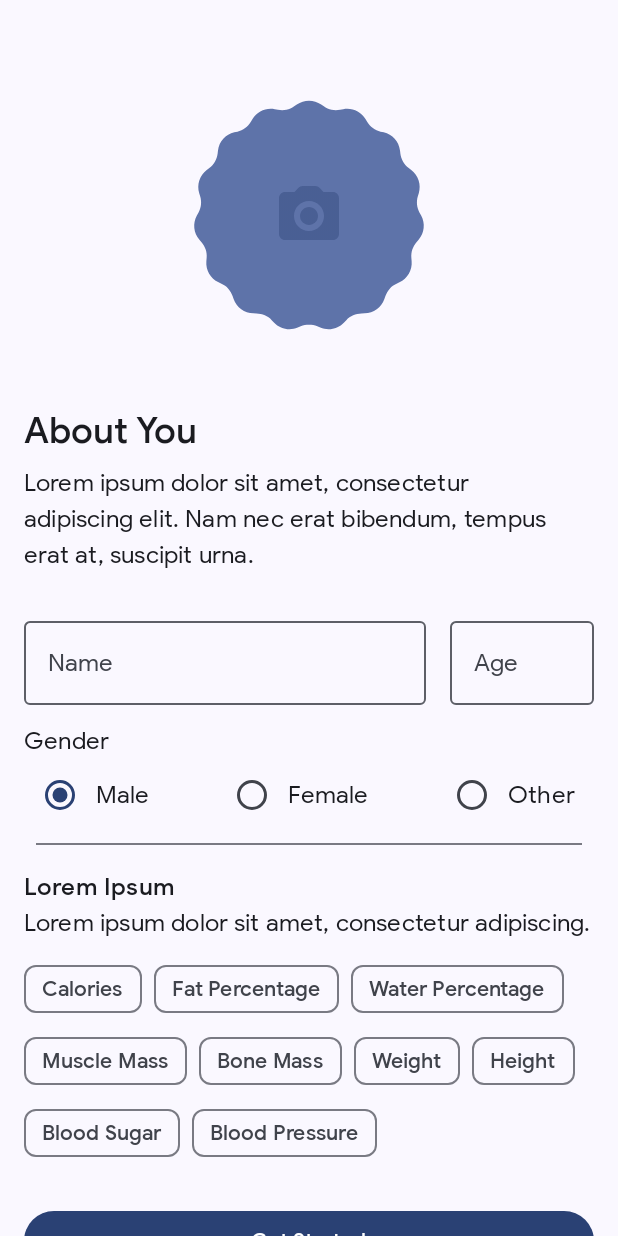
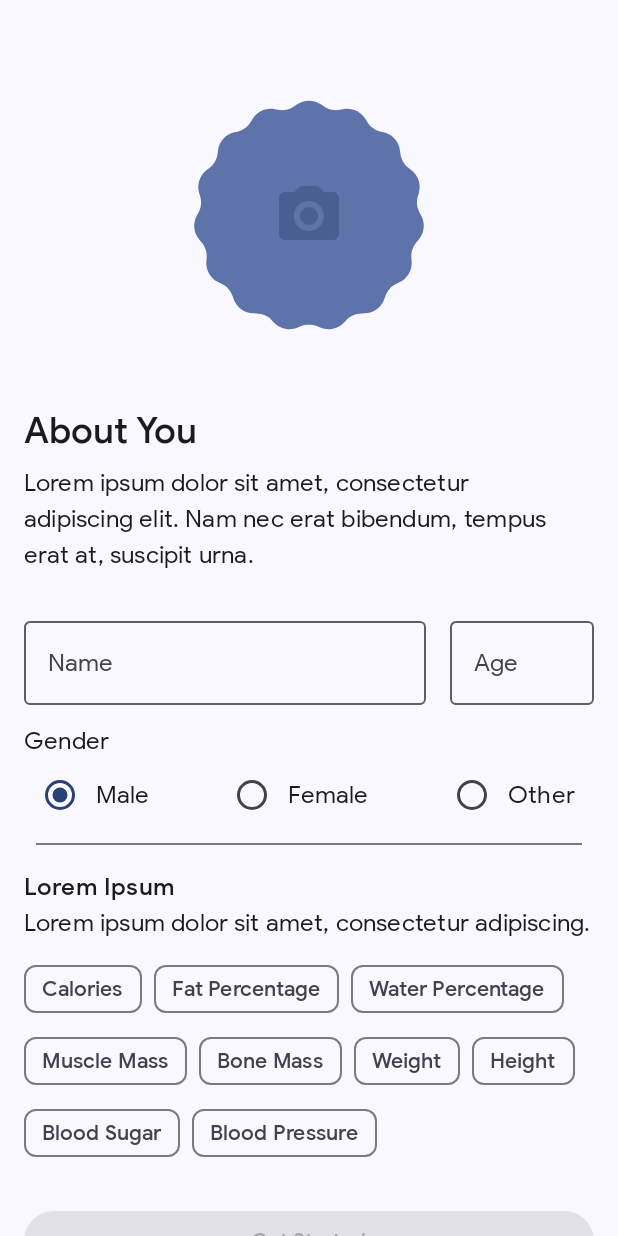
Before and after one commit to ManasMalla/Dr.-Aarogya-s-Health-Record, an Android app built with Jetpack Compose: the screen it shows after launch (MainActivity), after a tap on "Get Started", on a phone screen of 412 x 824 dp. Run offline under Robolectric (Android 15) with nearby library versions, the phone set to English and light mode, and no system bars.

Commit message:
• Updating the LoginScreen logic • Reducing number of Recompositions and Adaptive Layouts • Added the HomeScreen composable

```diff
--- a/app/src/main/AndroidManifest.xml
+++ b/app/src/main/AndroidManifest.xml
@@ -11,11 +11,13 @@
         android:roundIcon="@mipmap/ic_launcher_round"
         android:supportsRtl="true"
         android:theme="@style/Theme.DrAarogyasHealthRecord"
-        tools:targetApi="31">
+        tools:targetApi="31"
+        >
         <activity
             android:name=".MainActivity"
             android:exported="true"
             android:label="@string/app_name"
+            android:windowSoftInputMode="adjustResize"
             android:theme="@style/Theme.DrAarogyasHealthRecord">
             <intent-filter>
                 <action android:name="android.intent.action.MAIN" />
--- a/app/src/main/java/com/manasmalla/draarogyashealthrecord/MainActivity.kt
+++ b/app/src/main/java/com/manasmalla/draarogyashealthrecord/MainActivity.kt
@@ -3,13 +3,7 @@ package com.manasmalla.draarogyashealthrecord
 import android.os.Bundle
 import androidx.activity.ComponentActivity
 import androidx.activity.compose.setContent
-import androidx.compose.foundation.layout.fillMaxSize
-import androidx.compose.material3.MaterialTheme
-import androidx.compose.material3.Surface
-import androidx.compose.material3.Text
-import androidx.compose.runtime.Composable
-import androidx.compose.ui.Modifier
-import androidx.compose.ui.tooling.preview.Preview
+import androidx.core.view.WindowCompat
 import com.manasmalla.draarogyashealthrecord.ui.HealthRecordApp
 import com.manasmalla.draarogyashealthrecord.ui.theme.DrAarogyasHealthRecordTheme
 
@@ -17,6 +11,7 @@ class MainActivity : ComponentActivity() {
     override fun onCreate(savedInstanceState: Bundle?) {
         super.onCreate(savedInstanceState)
         setContent {
+            WindowCompat.setDecorFitsSystemWindows(window, false)
             DrAarogyasHealthRecordTheme {
                 HealthRecordApp()
             }
--- a/app/src/main/java/com/manasmalla/draarogyashealthrecord/ui/HealthRecordApp.kt
+++ b/app/src/main/java/com/manasmalla/draarogyashealthrecord/ui/HealthRecordApp.kt
@@ -1,8 +1,12 @@
 package com.manasmalla.draarogyashealthrecord.ui
 
+import android.annotation.SuppressLint
 import android.content.res.Configuration.UI_MODE_NIGHT_YES
+import androidx.compose.foundation.layout.WindowInsets
 import androidx.compose.foundation.layout.fillMaxSize
 import androidx.compose.foundation.layout.padding
+import androidx.compose.foundation.layout.statusBars
+import androidx.compose.foundation.layout.windowInsetsPadding
 import androidx.compose.material3.ExperimentalMaterial3Api
 import androidx.compose.material3.MaterialTheme
 import androidx.compose.material3.Scaffold
@@ -15,15 +19,20 @@ import androidx.compose.runtime.remember
 import androidx.compose.runtime.setValue
 import androidx.compose.ui.Modifier
 import androidx.compose.ui.tooling.preview.Preview
+import androidx.compose.ui.unit.dp
+import androidx.lifecycle.viewmodel.compose.viewModel
 import androidx.navigation.compose.NavHost
 import androidx.navigation.compose.composable
 import androidx.navigation.compose.rememberNavController
 import com.manasmalla.draarogyashealthrecord.ui.screens.HealthRecordDestinations.*
+import com.manasmalla.draarogyashealthrecord.ui.screens.HomeScreen
+import com.manasmalla.draarogyashealthrecord.ui.screens.HomeViewModel
 import com.manasmalla.draarogyashealthrecord.ui.screens.LoginScreen
 import com.manasmalla.draarogyashealthrecord.ui.screens.SplashScreen
 import com.manasmalla.draarogyashealthrecord.ui.theme.DrAarogyasHealthRecordTheme
 import kotlinx.coroutines.delay
 
+@SuppressLint("UnusedMaterial3ScaffoldPaddingParameter")
 @OptIn(ExperimentalMaterial3Api::class)
 @Composable
 fun HealthRecordApp(modifier: Modifier = Modifier) {
@@ -35,7 +44,8 @@ fun HealthRecordApp(modifier: Modifier = Modifier) {
         Surface(
             modifier = Modifier
                 .fillMaxSize()
-                .padding(it),
+                .padding(0.dp)
+                .windowInsetsPadding(WindowInsets.statusBars),
             color = MaterialTheme.colorScheme.background
         ) {
 
@@ -59,7 +69,18 @@ fun HealthRecordApp(modifier: Modifier = Modifier) {
                     })
                 }
                 composable(LoginDestination.toString()) {
-                    LoginScreen()
+                    LoginScreen(onRegisterUser = {
+                        navController.navigate(HomeDestination.toString())
+                    })
+                }
+
+                composable(HomeDestination.toString()) {
+
+                    val viewModel:HomeViewModel = viewModel()
+                    LaunchedEffect(true){
+                        viewModel.getRecords()
+                    }
+                    HomeScreen(homeUiState = viewModel.uiState)
                 }
             }
         }
--- a/app/src/main/java/com/manasmalla/draarogyashealthrecord/ui/screens/HealthRecordDestinations.kt
+++ b/app/src/main/java/com/manasmalla/draarogyashealthrecord/ui/screens/HealthRecordDestinations.kt
@@ -5,4 +5,6 @@ sealed class HealthRecordDestinations{
 
     object LoginDestination: HealthRecordDestinations()
 
+    object HomeDestination: HealthRecordDestinations()
+
 }
--- a/app/src/main/java/com/manasmalla/draarogyashealthrecord/ui/screens/LoginScreen.kt
+++ b/app/src/main/java/com/manasmalla/draarogyashealthrecord/ui/screens/LoginScreen.kt
@@ -3,19 +3,22 @@ package com.manasmalla.draarogyashealthrecord.ui.screens
 import androidx.compose.animation.AnimatedVisibility
 import androidx.compose.animation.animateContentSize
 import androidx.compose.foundation.ExperimentalFoundationApi
+import androidx.compose.foundation.clickable
 import androidx.compose.foundation.layout.Arrangement
 import androidx.compose.foundation.layout.Column
 import androidx.compose.foundation.layout.Row
 import androidx.compose.foundation.layout.Spacer
+import androidx.compose.foundation.layout.WindowInsets
 import androidx.compose.foundation.layout.fillMaxSize
 import androidx.compose.foundation.layout.fillMaxWidth
 import androidx.compose.foundation.layout.height
 import androidx.compose.foundation.layout.padding
 import androidx.compose.foundation.layout.size
+import androidx.compose.foundation.layout.systemBars
 import androidx.compose.foundation.layout.width
+import androidx.compose.foundation.layout.windowInsetsPadding
 import androidx.compose.foundation.layout.wrapContentWidth
 import androidx.compose.foundation.rememberScrollState
-import androidx.compose.foundation.text.KeyboardActions
 import androidx.compose.foundation.text.KeyboardOptions
 import androidx.compose.foundation.verticalScroll
 import androidx.compose.material.icons.Icons
@@ -53,11 +56,11 @@ fun LoginScreen(
 ) {
     val userViewModel: UserViewModel = viewModel()
     val scrollState = rememberScrollState()
-    val focusManager = LocalFocusManager.current
     Column(
         modifier = modifier
             .fillMaxSize()
             .padding(horizontal = 16.dp)
+            .windowInsetsPadding(WindowInsets.systemBars)
             .animateContentSize()
             .verticalScroll(state = scrollState),
     ) {
@@ -67,7 +70,10 @@ fun LoginScreen(
                 .padding(bottom = 48.dp, top = 64.dp)
                 .fillMaxWidth()
                 .wrapContentWidth(Alignment.CenterHorizontally)
-                .size(160.dp),
+                .size(160.dp)
+                .clickable {
+                    //Get profile picture
+                },
             shape = MaterialYouClipper()
         ) {
             Icon(
@@ -85,49 +91,12 @@ fun LoginScreen(
                 .fillMaxWidth(0.95f)
                 .padding(bottom = 24.dp)
         )
-        Row {
-            OutlinedTextField(
-                value = userViewModel.uiState.name,
-                onValueChange = userViewModel::updateName,
-                label = {
-                    Text(text = "Name")
-                },
-                modifier = Modifier.weight(1f),
-                singleLine = true,
-                keyboardOptions = KeyboardOptions.Default.copy(imeAction = ImeAction.Next)
-            )
-            OutlinedTextField(
-                value = userViewModel.uiState.formattedAge,
-                onValueChange = userViewModel::updateAge,
-                label = {
-                    Text(text = "Age")
-                },
-                modifier = Modifier
-                    .padding(start = 16.dp)
-                    .width(96.dp), singleLine = true, keyboardActions = KeyboardActions(onDone = {
-                    focusManager.clearFocus()
-                })
-            )
-        }
+        NameAndAgeTextFields(userViewModel = userViewModel)
         Spacer(modifier = Modifier.height(12.dp))
-        Text(text = "Gender")
-        Row(
-            verticalAlignment = Alignment.CenterVertically, modifier = Modifier
-                .fillMaxWidth()
-                .padding(end = 12.dp)
-        ) {
-            RadioButton(selected = userViewModel.uiState.gender == Gender.Male,
-                onClick = { userViewModel.updateGender(Gender.Male) })
-            Text(text = Gender.Male.name)
-            Spacer(modifier = modifier.weight(1f))
-            RadioButton(selected = userViewModel.uiState.gender == Gender.Female,
-                onClick = { userViewModel.updateGender(Gender.Female) })
-            Text(text = Gender.Female.name)
-            Spacer(modifier = modifier.weight(1f))
-            RadioButton(selected = userViewModel.uiState.gender == Gender.Other,
-                onClick = { userViewModel.updateGender(Gender.Other) })
-            Text(text = Gender.Other.name)
-        }
+        GenderRadioList(
+            gender = userViewModel.uiState.gender,
+            updateGender = userViewModel::updateGender
+        )
         Divider(modifier = Modifier.padding(bottom = 16.dp, top = 8.dp, start = 8.dp, end = 8.dp))
         Text(text = "Lorem Ipsum", fontWeight = FontWeight.Medium)
         Text(text = "Lorem ipsum dolor sit amet, consectetur adipiscing.")
@@ -162,7 +131,8 @@ fun LoginScreen(
                     SegmentedControl(
                         items = listOf("kgs", "lbs"),
                         selectedItemIndex = userViewModel.uiState.weightUnit,
-                        onItemSelection = userViewModel::updateWeightUnit)
+                        onItemSelection = userViewModel::updateWeightUnit
+                    )
                 }
             }
             AnimatedVisibility(visible = userViewModel.uiState.metric.contains(Metrics.Height)) {
@@ -170,18 +140,74 @@ fun LoginScreen(
                     Text(text = "Height")
                     Spacer(modifier = Modifier.height(4.dp))
                     SegmentedControl(
-                        items = listOf("cms", "feet", "in"), selectedItemIndex = userViewModel.uiState.heightUnit,
-                        onItemSelection = userViewModel::updateHeightUnit)
+                        items = listOf("cms", "feet", "in"),
+                        selectedItemIndex = userViewModel.uiState.heightUnit,
+                        onItemSelection = userViewModel::updateHeightUnit
+                    )
                 }
             }
         }
         Button(
             onClick = onRegisterUser, modifier = Modifier
                 .fillMaxWidth()
-                .padding(vertical = 24.dp)
+                .padding(vertical = 24.dp), enabled = userViewModel.uiState.isValid
         ) {
             Text(text = "Get Started", fontFamily = GoogleSansFontFamily)
         }
+    }
+}
+
+@OptIn(ExperimentalMaterial3Api::class)
+@Composable
+fun NameAndAgeTextFields(userViewModel: UserViewModel) {
+    Row {
+
+        val focusManager = LocalFocusManager.current
+
+        OutlinedTextField(
+            value = userViewModel.uiState.name,
+            onValueChange = userViewModel::updateName,
+            label = {
+                Text(text = "Name")
+            },
+            modifier = Modifier.weight(1f),
+            singleLine = true,
+            keyboardOptions = KeyboardOptions.Default.copy(imeAction = ImeAction.Next)
+        )
+        OutlinedTextField(
+            value = userViewModel.uiState.formattedAge,
+            onValueChange = userViewModel::updateAge,
+            label = {
+                Text(text = "Age")
+            },
+            modifier = Modifier
+                .padding(start = 16.dp)
+                .width(96.dp),
+            singleLine = true,
+            keyboardOptions = KeyboardOptions.Default.copy(imeAction = ImeAction.Done)
+        )
+    }
+}
+
+@Composable
+fun GenderRadioList(gender: Gender, updateGender: (Gender) -> Unit) {
+    Text(text = "Gender")
+    Row(
+        verticalAlignment = Alignment.CenterVertically, modifier = Modifier
+            .fillMaxWidth()
+            .padding(end = 12.dp)
+    ) {
+        RadioButton(selected = gender == Gender.Male,
+            onClick = { updateGender(Gender.Male) })
+        Text(text = Gender.Male.name)
+        Spacer(modifier = Modifier.weight(1f))
+        RadioButton(selected = gender == Gender.Female,
+            onClick = { updateGender(Gender.Female) })
+        Text(text = Gender.Female.name)
+        Spacer(modifier = Modifier.weight(1f))
+        RadioButton(selected = gender == Gender.Other,
+            onClick = { updateGender(Gender.Other) })
+        Text(text = Gender.Other.name)
     }
 }
 
--- a/app/src/main/java/com/manasmalla/draarogyashealthrecord/ui/screens/SplashScreen.kt
+++ b/app/src/main/java/com/manasmalla/draarogyashealthrecord/ui/screens/SplashScreen.kt
@@ -12,6 +12,7 @@ import androidx.compose.foundation.layout.fillMaxSize
 import androidx.compose.foundation.layout.fillMaxWidth
 import androidx.compose.foundation.layout.height
 import androidx.compose.foundation.layout.padding
+import androidx.compose.foundation.layout.wrapContentWidth
 import androidx.compose.material3.Button
 import androidx.compose.material3.MaterialTheme
 import androidx.compose.material3.Surface
@@ -32,9 +33,7 @@ import com.manasmalla.draarogyashealthrecord.ui.theme.GoogleSansFontFamily
 
 @Composable
 fun SplashScreen(
-    modifier: Modifier = Modifier,
-    isFirstRuntime: Boolean = true,
-    onGetStarted: () -> Unit = {}
+    modifier: Modifier = Modifier, isFirstRuntime: Boolean = true, onGetStarted: () -> Unit = {}
 ) {
 
     Column(
@@ -44,46 +43,16 @@ fun SplashScreen(
         horizontalAlignment = Alignment.CenterHorizontally
     ) {
 
-        Column(Modifier.padding(horizontal = 32.dp)) {
-            Text(
-                text = "Dr. Aarogya's",
-                color = MaterialTheme.colorScheme.primary.copy(alpha = 0.6f),
-                style = MaterialTheme.typography.headlineMedium
-            )
-            Text(
-                text = "Health Record",
-                color = MaterialTheme.colorScheme.primary,
-                style = MaterialTheme.typography.displayMedium
-            )
-            Row {
-                Text(
-                    text = "Developed by ",
-                    color = MaterialTheme.colorScheme.primary.copy(alpha = 0.4f),
-                    style = MaterialTheme.typography.titleMedium,
-                    fontWeight = FontWeight.Normal,
-                    letterSpacing = 2.sp
-                )
-                Text(
-                    text = "Manas Malla",
-                    color = MaterialTheme.colorScheme.primary.copy(alpha = 0.4f),
-                    style = MaterialTheme.typography.titleMedium,
-                    fontWeight = FontWeight.Bold,
-                    letterSpacing = 6.sp
-                )
-            }
-        }
+        DrAarogyaHealthRecordAppLogo()
 
         Spacer(modifier = Modifier.height(64.dp))
 
         Box(contentAlignment = Alignment.BottomCenter, modifier = Modifier.fillMaxHeight()) {
-            Surface(
-                color = MaterialTheme.colorScheme.secondaryContainer,
+            Surface(color = MaterialTheme.colorScheme.secondaryContainer,
                 modifier = Modifier
                     .fillMaxWidth()
-                    .height(200.dp)
-            ) {
-
-            }
+                    .height(200.dp),
+                content = {})
             Column(
                 Modifier
                     .padding(32.dp)
@@ -92,17 +61,59 @@ fun SplashScreen(
                 Image(
                     painter = painterResource(id = R.drawable.doctor_aarogya),
                     contentDescription = "Dr. Aarogya",
-                    modifier = Modifier.weight(1f),
+                    modifier = Modifier
+                        .weight(1f)
+                        .padding(bottom = 27.dp),
                     contentScale = ContentScale.FillHeight
                 )
-                Spacer(modifier = Modifier.height(54.dp))
 
                 AnimatedVisibility(visible = isFirstRuntime) {
-                    Button(onClick = onGetStarted, modifier = Modifier.fillMaxWidth()) {
+                    Button(
+                        onClick = onGetStarted,
+                        modifier = Modifier
+                            .fillMaxWidth()
+                            .padding(top = 27.dp)
+                    ) {
                         Text(text = "Get Started", fontFamily = GoogleSansFontFamily)
                     }
                 }
             }
+        }
+    }
+}
+
+@Composable
+fun DrAarogyaHealthRecordAppLogo() {
+    Column(
+        Modifier
+            .fillMaxWidth()
+            .wrapContentWidth(align = Alignment.CenterHorizontally)
+    ) {
+        Text(
+            text = "Dr. Aarogya's",
+            color = MaterialTheme.colorScheme.primary.copy(alpha = 0.6f),
+            style = MaterialTheme.typography.headlineMedium
+        )
+        Text(
+            text = "Health Record",
+            color = MaterialTheme.colorScheme.primary,
+            style = MaterialTheme.typography.displayMedium
+        )
+        Row {
+            Text(
+                text = "Developed by ",
+                color = MaterialTheme.colorScheme.primary.copy(alpha = 0.4f),
+                style = MaterialTheme.typography.titleMedium,
+                fontWeight = FontWeight.Normal,
+                letterSpacing = 2.sp
+            )
+            Text(
+                text = "Manas Malla",
+                color = MaterialTheme.colorScheme.primary.copy(alpha = 0.4f),
+                style = MaterialTheme.typography.titleMedium,
+                fontWeight = FontWeight.Bold,
+                letterSpacing = 6.sp
+            )
         }
     }
 }
@@ -112,7 +123,9 @@ fun SplashScreen(
 @Composable
 fun SplashScreenPreview() {
     DrAarogyasHealthRecordTheme(dynamicColor = false) {
-        SplashScreen()
+        Surface(modifier = Modifier.fillMaxSize(), color = MaterialTheme.colorScheme.background) {
+            SplashScreen()
+        }
     }
 }
 
@@ -120,7 +133,9 @@ fun SplashScreenPreview() {
 @Composable
 fun SplashScreen_NotFirstTimePreview() {
     DrAarogyasHealthRecordTheme(dynamicColor = false) {
+
         SplashScreen(isFirstRuntime = false)
+
     }
 }
 
--- a/app/src/main/java/com/manasmalla/draarogyashealthrecord/ui/screens/UserUiState.kt
+++ b/app/src/main/java/com/manasmalla/draarogyashealthrecord/ui/screens/UserUiState.kt
@@ -4,10 +4,8 @@ package com.manasmalla.draarogyashealthrecord.ui.screens
 enum class Gender{Male, Female, Other}
 enum class Metrics{Calories, FatPercentage, WaterPercentage, MuscleMass, BoneMass, Weight, Height, BloodSugar, BloodPressure}
 
-sealed class Units{
-
-}
-
-data class UserUiState(val name: String, val age: Int, val gender: Gender, val metric: List<Metrics>, val weightUnit: Int = 0, val heightUnit: Int = 0)
+data class UserUiState(val name: String, val age: Int, val gender: Gender, val metric: List<Metrics>, val weightUnit: Int = 0, val heightUnit: Int = 0, val actionsEnabled: Boolean = false)
 
 val UserUiState.formattedAge:String get() = if(this.age == 0) "" else this.age.toString()
+
+val UserUiState.isValid get() = this.name.isNotBlank() && this.age > 0 && metric.isNotEmpty()
--- a/app/src/main/java/com/manasmalla/draarogyashealthrecord/ui/screens/UserViewModel.kt
+++ b/app/src/main/java/com/manasmalla/draarogyashealthrecord/ui/screens/UserViewModel.kt
@@ -1,11 +1,19 @@
 package com.manasmalla.draarogyashealthrecord.ui.screens
+
 
 import androidx.compose.runtime.getValue
 import androidx.compose.runtime.mutableStateOf
 import androidx.compose.runtime.setValue
 import androidx.lifecycle.ViewModel
+import androidx.lifecycle.viewModelScope
+import kotlinx.coroutines.flow.MutableStateFlow
+import kotlinx.coroutines.launch
 
 class UserViewModel : ViewModel() {
+
+    var isDarkTheme = MutableStateFlow(false)
+        private set
+
     var uiState by mutableStateOf(
         UserUiState(
             name = "", age = 0, gender = Gender.Male, metric = listOf()
@@ -27,20 +35,26 @@ class UserViewModel : ViewModel() {
 
     fun updateMetric(metric: Metrics) {
         val updatedMetricList = uiState.metric.toMutableList()
-        if(updatedMetricList.contains(metric)){
+        if (updatedMetricList.contains(metric)) {
             updatedMetricList.remove(metric)
-        }else{
+        } else {
             updatedMetricList.add(metric)
         }
         uiState = uiState.copy(metric = updatedMetricList.toList())
     }
 
-    fun updateHeightUnit(heightUnit: Int){
+    fun updateHeightUnit(heightUnit: Int) {
         uiState = uiState.copy(heightUnit = heightUnit)
     }
 
-    fun updateWeightUnit(weightUnit: Int){
+    fun updateWeightUnit(weightUnit: Int) {
         uiState = uiState.copy(weightUnit = weightUnit)
     }
 
+    fun updateTheme() {
+        viewModelScope.launch {
+            isDarkTheme.emit(isDarkTheme.value)
+        }
+    }
+
 }
--- a/app/src/main/java/com/manasmalla/draarogyashealthrecord/ui/theme/Theme.kt
+++ b/app/src/main/java/com/manasmalla/draarogyashealthrecord/ui/theme/Theme.kt
@@ -2,6 +2,7 @@ package com.manasmalla.draarogyashealthrecord.ui.theme
 
 import android.app.Activity
 import android.os.Build
+import android.util.Log
 import androidx.compose.foundation.isSystemInDarkTheme
 import androidx.compose.material3.MaterialTheme
 import androidx.compose.material3.darkColorScheme
@@ -10,10 +11,14 @@ import androidx.compose.material3.dynamicLightColorScheme
 import androidx.compose.material3.lightColorScheme
 import androidx.compose.runtime.Composable
 import androidx.compose.runtime.SideEffect
-import androidx.compose.ui.graphics.toArgb
+import androidx.compose.runtime.collectAsState
+import androidx.compose.runtime.getValue
+import androidx.compose.ui.graphics.Color
 import androidx.compose.ui.platform.LocalContext
 import androidx.compose.ui.platform.LocalView
 import androidx.core.view.WindowCompat
+import androidx.lifecycle.viewmodel.compose.viewModel
+import com.manasmalla.draarogyashealthrecord.ui.screens.UserViewModel
 
 
 private val LightColorScheme = lightColorScheme(
@@ -87,23 +92,27 @@ fun DrAarogyasHealthRecordTheme(
     darkTheme: Boolean = isSystemInDarkTheme(),
     // Dynamic color is available on Android 12+
     dynamicColor: Boolean = true,
+    navigationBarColor: Color? = null,
     content: @Composable () -> Unit
 ) {
+    val userViewModel: UserViewModel = viewModel()
+    val isDarkTheme by userViewModel.isDarkTheme.collectAsState()
+    Log.d("ChangedTheme", isDarkTheme.toString())
     val colorScheme = when {
         dynamicColor && Build.VERSION.SDK_INT >= Build.VERSION_CODES.S -> {
             val context = LocalContext.current
-            if (darkTheme) dynamicDarkColorScheme(context) else dynamicLightColorScheme(context)
+            if (darkTheme || isDarkTheme) dynamicDarkColorScheme(context) else dynamicLightColorScheme(context)
         }
 
-        darkTheme -> DarkColorScheme
+        darkTheme || isDarkTheme -> DarkColorScheme
         else -> LightColorScheme
     }
     val view = LocalView.current
     if (!view.isInEditMode) {
         SideEffect {
             val window = (view.context as Activity).window
-            window.statusBarColor = colorScheme.background.toArgb()
-            window.navigationBarColor = colorScheme.background.toArgb()
+//            window.statusBarColor = colorScheme.background.toArgb()
+//            window.navigationBarColor = (navigationBarColor ?: Color.Transparent).toArgb()
             WindowCompat.getInsetsController(window, view).isAppearanceLightStatusBars = !darkTheme
             WindowCompat.getInsetsController(window, view).isAppearanceLightNavigationBars = !darkTheme
         }
@@ -111,7 +120,6 @@ fun DrAarogyasHealthRecordTheme(
 
     MaterialTheme(
         colorScheme = colorScheme,
-        typography = GoogleSansTypography,
-        content = content
+        typography = GoogleSansTypography, content = content
     )
 }
--- a/app/src/main/res/values/themes.xml
+++ b/app/src/main/res/values/themes.xml
@@ -1,5 +1,9 @@
 <?xml version="1.0" encoding="utf-8"?>
 <resources>
 
-    <style name="Theme.DrAarogyasHealthRecord" parent="android:Theme.Material.Light.NoActionBar" />
+    <style name="Theme.DrAarogyasHealthRecord" parent="android:Theme.Material.Light.NoActionBar">
+        <item name="android:statusBarColor">@android:color/transparent</item>
+        <item name="android:navigationBarColor">@android:color/transparent</item>
+
+    </style>
 </resources>
```
Also changed, not shown: app/src/main/java/com/manasmalla/draarogyashealthrecord/ui/screens/HomeScreen.kt (added, +282 -0 lines), app/src/main/java/com/manasmalla/draarogyashealthrecord/ui/screens/HomeUiState.kt (added, +8 -0 lines), app/src/main/java/com/manasmalla/draarogyashealthrecord/ui/screens/HomeViewModel.kt (added, +39 -0 lines), app/src/main/res/drawable/mrs_manas_malla.png (added), app/src/main/res/drawable/vaccination.png (added).
